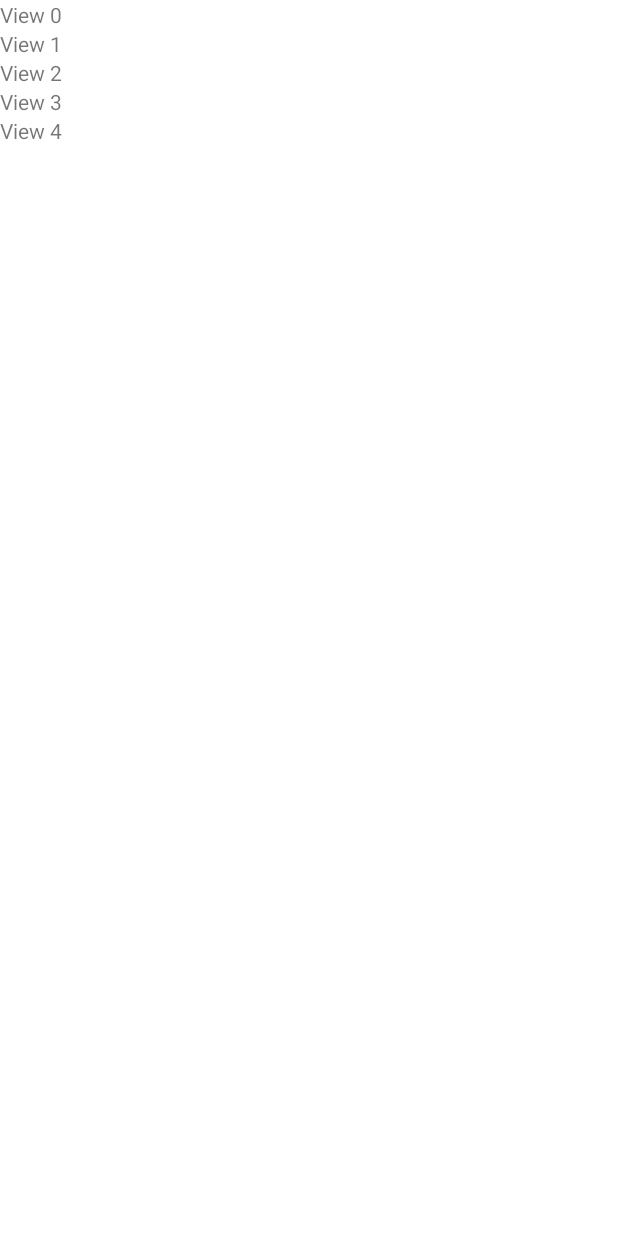
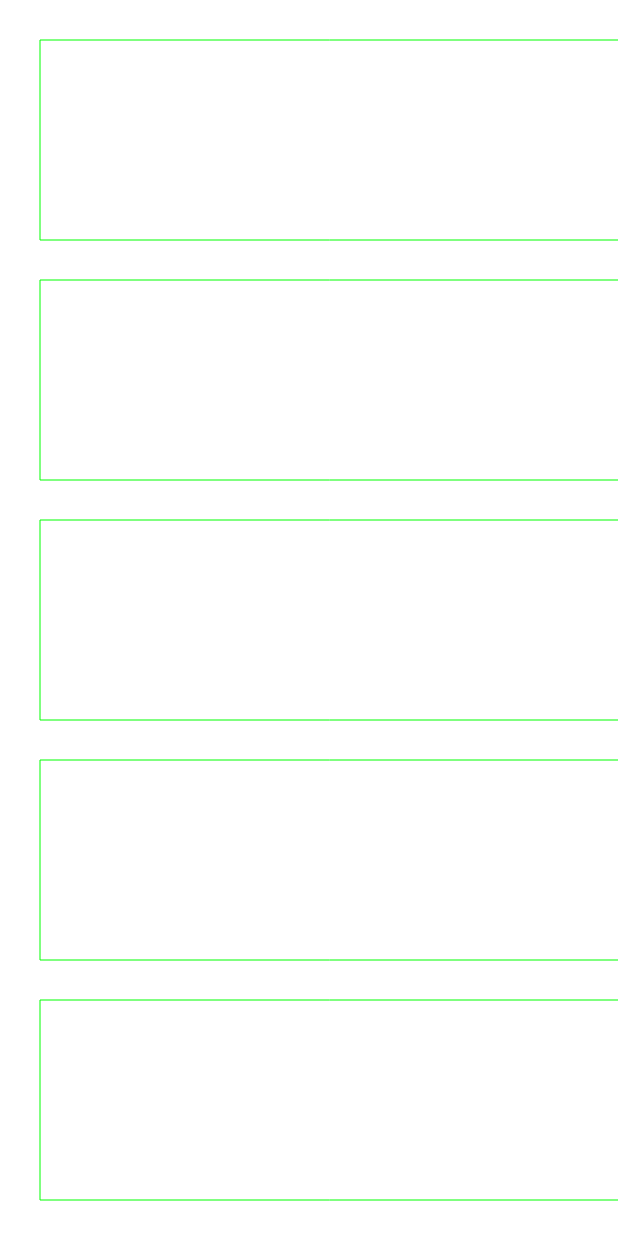
Before and after one commit to WSU-4110/Veggie-Garden, an Android app: the screen it shows after launch (activity_plants_page), on a phone screen of 412 x 824 dp. Before the commit the screen is almost empty. Run offline under Robolectric (Android 15) with nearby library versions, the phone set to English and light mode, and no system bars.

Commit message:
Fixed wrong merge that deleted previous work. Rewrote code to make PlantID work again. Sprint 2 presentation build, minus some prettifications.

```diff
--- a/App/app/src/main/java/com/example/app/PlantId.java
+++ b/App/app/src/main/java/com/example/app/PlantId.java
@@ -28,6 +28,10 @@ public class PlantId extends View {
     public PlantId(Context context) {
         super(context);
         init();
+
+        LinearLayout.LayoutParams params = new LinearLayout.LayoutParams(ViewGroup.LayoutParams.MATCH_PARENT, ViewGroup.LayoutParams.WRAP_CONTENT);
+        params.setMargins(20, 20, 20, 50);
+        this.setLayoutParams(params);
     }
 
     // Initializes drawable objects to increase performance
@@ -38,14 +42,15 @@ public class PlantId extends View {
         if (Build.VERSION.SDK_INT >= Build.VERSION_CODES.Q) {
             textPaint.setColor(textColor.pack());
         }
-
+        textPaint.setTextSize(50);
         backgroundPaint = new Paint(Paint.ANTI_ALIAS_FLAG);
 
-        // Same deal as above; will probably upgrade build to v26
+        // Same deal as above; will probably u pgrade build to v26
         if (Build.VERSION.SDK_INT >= Build.VERSION_CODES.Q) {
             backgroundPaint.setColor(backgroundColor.pack());
         }
-        backgroundPaint.setStyle(Paint.Style.FILL);
+        backgroundPaint.setStyle(Paint.Style.STROKE);
+        backgroundPaint.setTextSize(50);
     }
 
     // Called when first created and whenever screen size changes
@@ -54,12 +59,11 @@ public class PlantId extends View {
     public void onSizeChanged(int w, int h, int oldw, int oldh) {
         float xpad = (float) (getPaddingLeft() + getPaddingRight());
         float ypad = (float) (getPaddingBottom() + getPaddingTop());
+    }
 
-        LinearLayout.LayoutParams params = new LinearLayout.LayoutParams(ViewGroup.LayoutParams.MATCH_PARENT, ViewGroup.LayoutParams.WRAP_CONTENT);
-        params.setMargins(50, 50, 50, 50);
-        this.setLayoutParams(new LinearLayout.LayoutParams(ViewGroup.LayoutParams.MATCH_PARENT, ViewGroup.LayoutParams.WRAP_CONTENT));
-
-
+    @Override
+    protected void onMeasure(int widthMeasureSpec, int heightMeasureSpec) {
+        setMeasuredDimension(1600, 50);
     }
 
     // Called when displaying the PlantId
@@ -68,8 +72,9 @@ public class PlantId extends View {
     protected void onDraw(Canvas canvas) {
         super.onDraw(canvas);
 
-        canvas.drawRect(this.getX(), this.getY(), this.getX() + this.getWidth(), this.getY()+200, backgroundPaint);
-
+        canvas.drawRect(this.getX(), this.getY(), 1400, this.getY()+200, backgroundPaint);
+        canvas.drawText(plantName, this.getX()+ 50, this.getY()+50, textPaint);
+        canvas.drawText("Birthday: ", this.getX() + 50, this.getY() + 100, textPaint);
 
     }
 
--- a/App/app/src/main/java/com/example/app/activity_plants_page.java
+++ b/App/app/src/main/java/com/example/app/activity_plants_page.java
@@ -30,22 +30,22 @@ public class activity_plants_page extends AppCompatActivity {
 //        myConstraints.clone(myLayout);
 
         for (int i = 0; i < 5; i++) {
-            TextView newTextView = new TextView(this);
-            newTextView.setText("View " + i);
-            newTextView.setId(View.generateViewId());
+//            TextView newTextView = new TextView(this);
+//            newTextView.setText("View " + i);
+//            newTextView.setId(View.generateViewId());
 //
 //            myConstraints.connect(newTextView.getId(), ConstraintSet.RIGHT, R.id.linear_layout, ConstraintSet.RIGHT, 0);
 //            myConstraints.connect(newTextView.getId(), ConstraintSet.TOP, R.id.linear_layout, ConstraintSet.TOP, 0);
 //
-            linearLayout.addView(newTextView);
+//            linearLayout.addView(newTextView);
 
 
-//            PlantId newPlant = new PlantId(this);
-//            newPlant.setPlantName("Test Plant");
-//            newPlant.setTextColor(Color.valueOf(WHITE));
-//            newPlant.setPlantBirthday("10/19/2022");
+            PlantId newPlant = new PlantId(this);
+            newPlant.setPlantName("Test Plant");
+            newPlant.setTextColor(Color.valueOf(WHITE));
+            newPlant.setPlantBirthday("10/19/2022");
 
-//            linearLayout.addView(newPlant);
+            linearLayout.addView(newPlant);
 
         }
     }
--- a/App/app/src/main/res/layout/activity_plants_page.xml
+++ b/App/app/src/main/res/layout/activity_plants_page.xml
@@ -2,6 +2,7 @@
 <LinearLayout xmlns:android="http://schemas.android.com/apk/res/android"
     android:id="@+id/linear_layout"
     android:orientation="vertical"
+    android:clipChildren="false"
     android:layout_width="match_parent"
     android:layout_height="match_parent">
 
```
